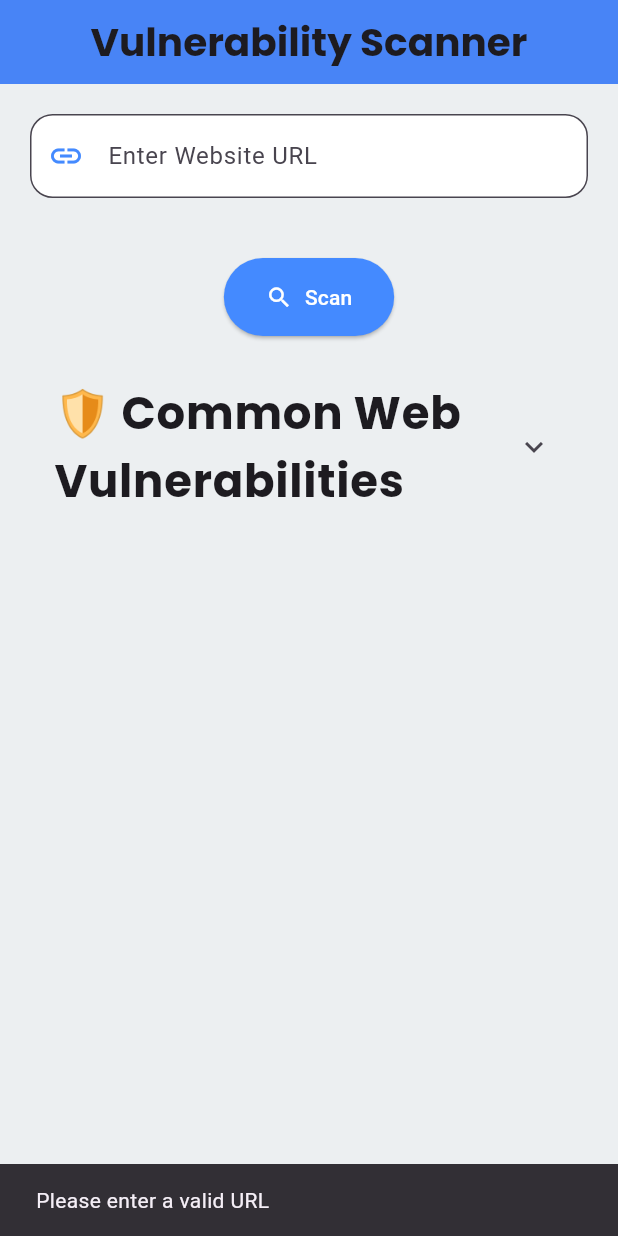
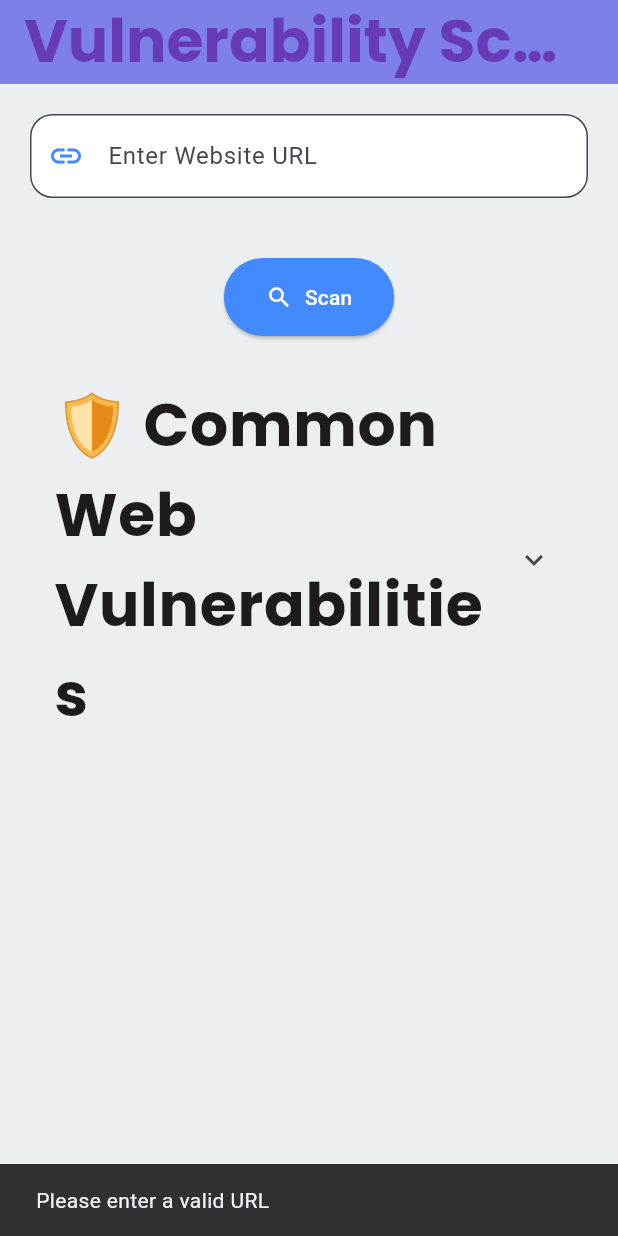
Before and after one commit to shaesansv/project_2, a Flutter app: the ScannerScreen screen opened directly, after a tap on "Scan", on a phone screen of 412 x 824 dp. Run offline on Flutter 3.47's test engine with Material 3 defaults, Android fonts, the phone set to English and light mode, and no system bars; our stand-ins replace firebase_auth, firebase_core, firebase_database, google_fonts; accounts and stored records are empty.

Commit message:
Slite Changes in ui

```diff
--- a/flutter_app/lib/backend/samp.dart
+++ b/flutter_app/lib/backend/samp.dart
@@ -1,6 +1,5 @@
 import 'package:firebase_database/firebase_database.dart';
 import 'package:flutter/material.dart';
-import 'package:flutter_app/screens/login.dart';
 import 'package:flutter_app/screens/scanner_screen.dart';
 
 void showSnackBar(BuildContext context, String message,
--- a/flutter_app/lib/screens/scanner_screen.dart
+++ b/flutter_app/lib/screens/scanner_screen.dart
@@ -50,14 +50,28 @@ class _ScannerScreenState extends State<ScannerScreen> {
     });
 
     try {
-      for (int i = 0; i <= 100; i += 20) {
-        await Future.delayed(const Duration(milliseconds: 500));
+      // Simulate progress based on scan steps
+      // Assume we have some stages in the scan process
+      final scanStages = [
+        "Connecting to server",
+        "Scanning SQL Injection",
+        "Scanning XSS",
+        "Scanning CSRF",
+        "Finalizing scan"
+      ];
+
+      for (int i = 0; i < scanStages.length; i++) {
+        await Future.delayed(
+            const Duration(seconds: 2)); // Simulating time for each stage
+
+        // Update progress
         setState(() {
-          _progress = i / 100;
-          _progressPercentage = i;
+          _progress = (i + 1) / scanStages.length;
+          _progressPercentage = ((_progress) * 100).toInt();
         });
-      }
 
+        if (i == scanStages.length - 1) {
+          // Mock successful response once the scanning is done
           final response = await http.post(
             Uri.parse("http://127.0.0.1:5000/scan"),
             headers: {"Content-Type": "application/json"},
@@ -72,6 +86,8 @@ class _ScannerScreenState extends State<ScannerScreen> {
             });
           } else {
             setState(() => _error = "Error: ${response.statusCode}");
+          }
+        }
       }
     } catch (e) {
       setState(() => _error = "Error: $e");
@@ -99,9 +115,11 @@ class _ScannerScreenState extends State<ScannerScreen> {
       backgroundColor: Colors.blueGrey[50],
       appBar: AppBar(
         title: Text("Vulnerability Scanner",
-            style:
-                GoogleFonts.poppins(fontSize: 26, fontWeight: FontWeight.bold)),
-        backgroundColor: Colors.blueAccent,
+            style: GoogleFonts.poppins(
+                fontSize: 40,
+                fontWeight: FontWeight.bold,
+                color: Colors.deepPurple)),
+        backgroundColor: const Color.fromARGB(255, 128, 135, 239),
         centerTitle: true,
         elevation: 5,
       ),
@@ -129,7 +147,7 @@ class _ScannerScreenState extends State<ScannerScreen> {
                         value: _progress,
                         color: Colors.green,
                       ),
-                      const SizedBox(height: 20),
+                      const SizedBox(height: 40),
                       Text("Scanning: $_progressPercentage%",
                           style: GoogleFonts.poppins(
                               fontSize: 16, fontWeight: FontWeight.bold)),
@@ -153,7 +171,7 @@ class _ScannerScreenState extends State<ScannerScreen> {
             ExpansionTile(
               title: Text("🛡️ Common Web Vulnerabilities",
                   style: GoogleFonts.poppins(
-                      fontSize: 30, fontWeight: FontWeight.bold)),
+                      fontSize: 40, fontWeight: FontWeight.bold)),
               children: [
                 vulnerabilityTile("🚨 SQL Injection (SQLi)",
                     "Hackers insert malicious SQL queries into input fields to access or manipulate the database."),
```
Also changed, not shown: flutter_app/pubspec.lock, 1 other file. Lines whose indentation alone changed are shown as unchanged.
